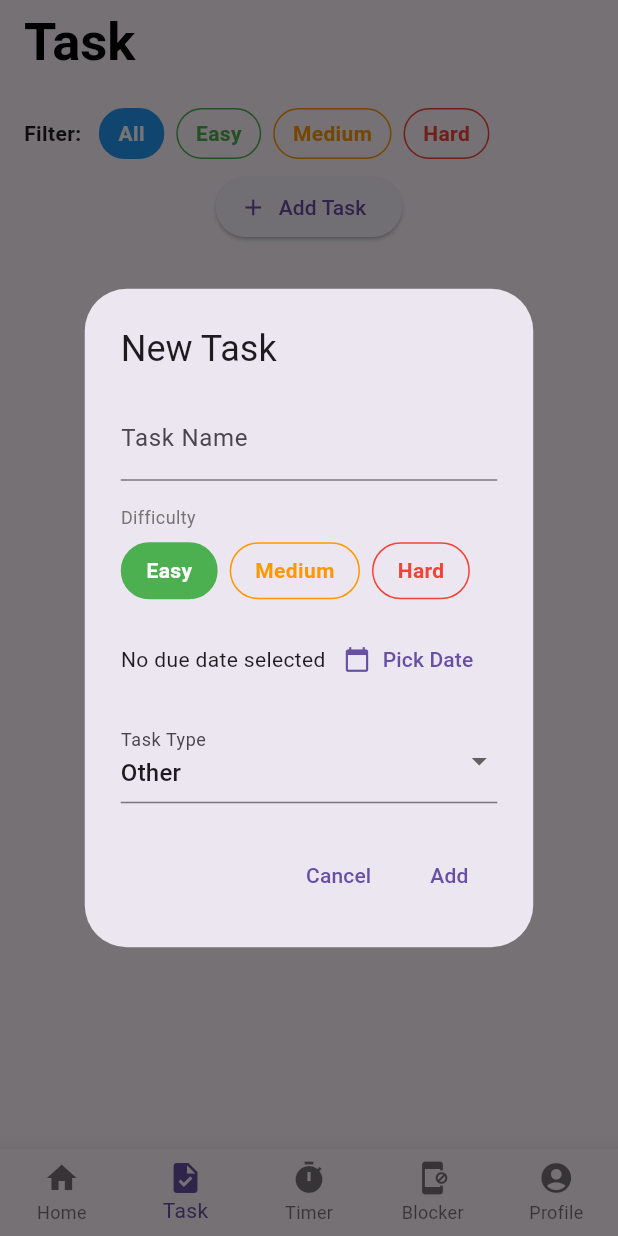
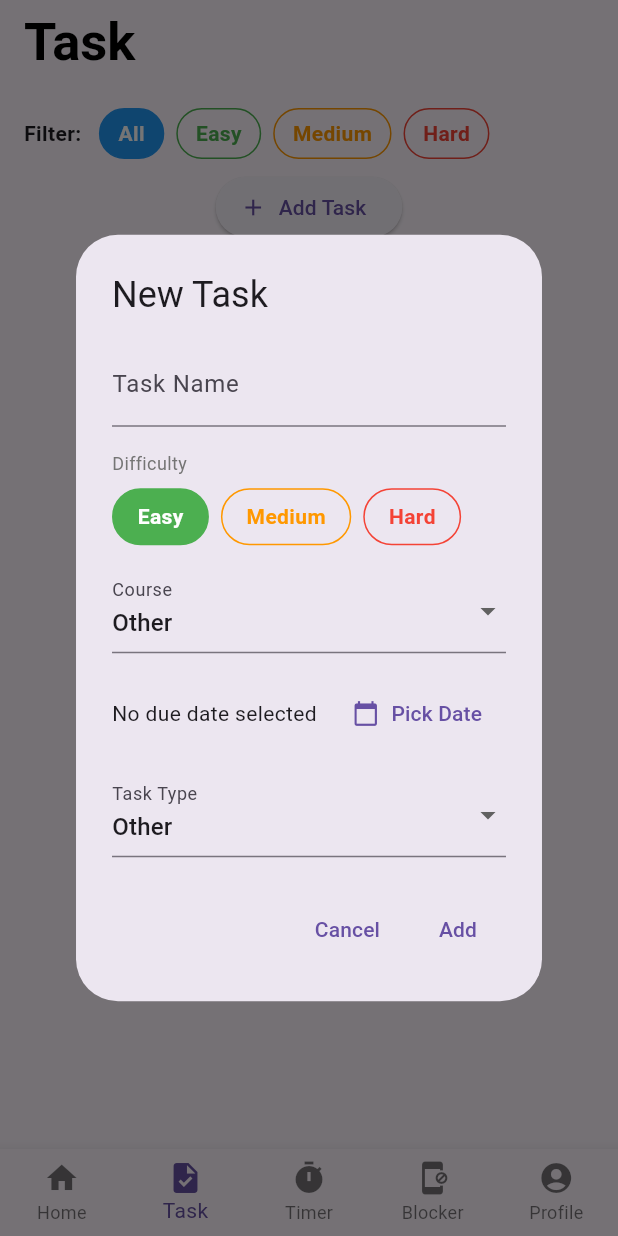
Before and after one commit to quesitopre/Deadline, a Flutter app: the screen it shows after launch, item 2 of the bottom bar chosen, after a tap on "Add Task", on a phone screen of 412 x 824 dp. Run offline on Flutter 3.47's test engine with Material 3 defaults, Android fonts, the phone set to English and light mode, and no system bars; our stand-ins replace shared_preferences; missing offline and left inert: flutter_overlay_window.

Commit message:
Added courses to tasks

```diff
--- /dev/null
+++ b/lib/data/course_data.dart
@@ -0,0 +1,21 @@
+class CourseData {
+  // Single source of truth for courses
+  static const List<Map<String, String>> courses = [
+    {'name': 'Computer Science 101', 'code': 'CS101'},
+    {'name': 'Calculus II',          'code': 'MATH202'},
+    // can add more here later
+  ];
+
+  // Just the codes for dropdowns
+  static List<String> get courseCodes =>
+      courses.map((c) => c['code']!).toList();
+
+  // Get name from code
+  static String nameFromCode(String code) {
+    final course = courses.firstWhere(
+      (c) => c['code'] == code,
+      orElse: () => {'name': code, 'code': code},
+    );
+    return course['name']!;
+  }
+}
--- a/lib/models/task.dart
+++ b/lib/models/task.dart
@@ -14,6 +14,7 @@ class Task {
   int? questionsAnswered;
   int? currentPage;
   List<Subtask>? subtasks;
+  String? courseCode;
   // A runtime-only field (not saved to storage)
   bool needsHardCap = false;
 
@@ -31,6 +32,7 @@ class Task {
     this.questionsAnswered,
     this.currentPage,
     this.subtasks,
+    this.courseCode,
   });
 
   double get progressPercent {
--- a/lib/services/task_service.dart
+++ b/lib/services/task_service.dart
@@ -46,6 +46,7 @@ class TaskService {
                 .map((s) => Subtask.fromMap(Map<String, dynamic>.from(s)))
                 .toList()
             : null,
+        courseCode: t['courseCode'],
       )));
     }
     _loaded = true;
@@ -67,6 +68,7 @@ class TaskService {
       'questionsAnswered': t.questionsAnswered,
       'currentPage': t.currentPage,
       'subtasks': t.subtasks?.map((s) => s.toMap()).toList(),
+      'courseCode': t.courseCode,
     }).toList();
     await prefs.setString('tasks', jsonEncode(taskList));
   }
@@ -79,6 +81,7 @@ class TaskService {
     String taskDifficulty = 'Easy',
     int? questionsAnswered,
     int? currentPage,
+    String? courseCode,
   }) async {
     // Auto-create subtasks for Essay
     List<Subtask>? subtasks;
@@ -98,6 +101,7 @@ class TaskService {
       questionCount: questionCount,
       taskDifficulty: taskDifficulty,
       subtasks: subtasks,
+      courseCode: courseCode,
     ));
     await _save();
   }
--- a/lib/task_page.dart
+++ b/lib/task_page.dart
@@ -4,6 +4,7 @@ import 'models/task.dart';
 import 'package:deadline_app/models/task_schedule.dart';
 import 'package:deadline_app/screens/individual_task_page.dart';
 import 'package:deadline_app/models/task_schedule.dart';
+import 'package:deadline_app/data/course_data.dart';
 
 class TaskPage extends StatefulWidget {
   const TaskPage({super.key});
@@ -17,6 +18,7 @@ class _TaskPageState extends State<TaskPage> {
   List<Task> _tasks = [];
   String? _activeFilter; // null means show all tasks
   Map<String, TaskSchedule?> _schedules = {};
+  String? selectedCourseCode;  // null = Other
 
   @override
   void initState() {
@@ -29,8 +31,24 @@ class _TaskPageState extends State<TaskPage> {
     setState(() => _refreshTasks());
   }
 
-  void _addTask(String title, DateTime? dueDate, String taskType, List<Map<String, int>>? pageRanges, int? questionCount, String taskDifficulty) async {
-    await _taskService.addTask(title, '', dueDate: dueDate, taskType: taskType, pageRanges: pageRanges, questionCount: questionCount, taskDifficulty: taskDifficulty,);
+  void _addTask(
+    String title,
+    DateTime? dueDate,
+    String taskType,
+    List<Map<String, int>>? pageRanges,
+    int? questionCount,
+    String taskDifficulty,
+    String? courseCode,             // ← new
+  ) async {
+    await _taskService.addTask(
+      title, '',
+      dueDate: dueDate,
+      taskType: taskType,
+      pageRanges: pageRanges,
+      questionCount: questionCount,
+      taskDifficulty: taskDifficulty,
+      courseCode: courseCode,       // ← new
+    );
     setState(() => _refreshTasks());
   }
 
@@ -221,6 +239,8 @@ class _TaskPageState extends State<TaskPage> {
             ),
           ],
         ),
+        if (task.courseCode != null)
+          Text('Course: ${task.courseCode}'),
         if (task.dueDate != null)
           Text('Due: ${task.dueDate!.month}/${task.dueDate!.day}/${task.dueDate!.year}'),
         if (task.pageRanges != null && task.pageRanges!.isNotEmpty)
@@ -320,7 +340,34 @@ class _TaskPageState extends State<TaskPage> {
                   ],
                 ),
                 const SizedBox(height: 16),
-                // 3. Due date picker
+                // 3. Course Picker
+                DropdownButtonFormField<String>(
+                  value: selectedCourseCode,
+                  decoration: InputDecoration(
+                    labelText: 'Course',
+                  ),
+                  items: [
+                    // Other option first
+                    DropdownMenuItem<String>(
+                      value: null,
+                      child: Text('Other'),
+                    ),
+                    // Course options from CourseData
+                    ...CourseData.courses.map((course) {
+                      return DropdownMenuItem<String>(
+                        value: course['code'],
+                        child: Text('${course['code']} — ${course['name']}'),
+                      );
+                    }).toList(),
+                  ],
+                  onChanged: (value) {
+                    setDialogState(() {
+                      selectedCourseCode = value;
+                    });
+                  },
+                ),
+                const SizedBox(height: 16),
+                // 4. Due date picker
                 Row(
                   children: [
                     Expanded(
@@ -351,7 +398,7 @@ class _TaskPageState extends State<TaskPage> {
                 ),
                 const SizedBox(height: 16),
 
-                // 4. Task type dropdown
+                // 5. Task type dropdown
                 DropdownButtonFormField<String>(
                   initialValue: selectedType,
                   decoration: InputDecoration(
@@ -517,6 +564,7 @@ class _TaskPageState extends State<TaskPage> {
                     questionCount = int.tryParse(questionCountController.text);
                   }
 
+                  // Add button save system
                   _addTask(
                     titleController.text,
                     selectedDate,
@@ -524,6 +572,7 @@ class _TaskPageState extends State<TaskPage> {
                     ranges,
                     questionCount,
                     selectedDifficulty,
+                    selectedCourseCode,
                   );
                   Navigator.pop(context);
                 }
```
Also changed, not shown: lib/screens/individual_task_page.dart (+11 -0 lines).
